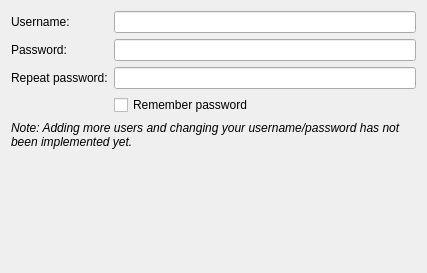
Before: the Qt Designer form src/qtui/ui/coreconfigwizardadminuserpage.ui in quassel/quassel, drawn with Qt 5.
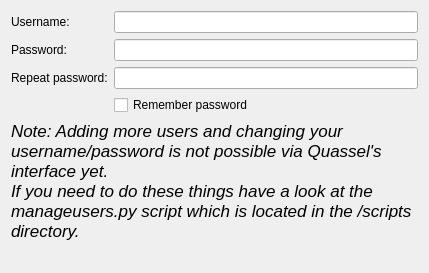
After: the same form once the commit is applied.

Commit message: Some clarifications in the terminology of the core config wizard. Added the manageusers.py script to git.

The edit to the form file:
```diff
--- a/src/qtui/ui/coreconfigwizardadminuserpage.ui
+++ b/src/qtui/ui/coreconfigwizardadminuserpage.ui
@@ -5,7 +5,7 @@
    <rect>
     <x>0</x>
     <y>0</y>
-    <width>415</width>
+    <width>429</width>
     <height>273</height>
    </rect>
   </property>
@@ -65,7 +65,12 @@
    <item>
     <widget class="QLabel" name="label" >
      <property name="text" >
-      <string>&lt;em>Note: Adding more users and changing your username/password has not been implemented yet.</string>
+      <string>&lt;!DOCTYPE HTML PUBLIC "-//W3C//DTD HTML 4.0//EN" "http://www.w3.org/TR/REC-html40/strict.dtd">
+&lt;html>&lt;head>&lt;meta name="qrichtext" content="1" />&lt;style type="text/css">
+p, li { white-space: pre-wrap; }
+&lt;/style>&lt;/head>&lt;body style=" font-family:'Lucida Grande'; font-size:13pt; font-weight:400; font-style:normal;">
+&lt;p style=" margin-top:0px; margin-bottom:0px; margin-left:0px; margin-right:0px; -qt-block-indent:0; text-indent:0px;">&lt;span style=" font-style:italic;">Note: Adding more users and changing your username/password is not possible via Quassel's interface yet.&lt;/span>&lt;/p>
+&lt;p style=" margin-top:0px; margin-bottom:0px; margin-left:0px; margin-right:0px; -qt-block-indent:0; text-indent:0px; font-style:italic;">If you need to do these things have a look at the manageusers.py script which is located in the /scripts directory.&lt;/p>&lt;/body>&lt;/html></string>
      </property>
      <property name="alignment" >
       <set>Qt::AlignLeading|Qt::AlignLeft|Qt::AlignTop</set>
```
Left out of the diff: 2 changed lines with no effect on the pictures. The commit also changes 5 other files.
